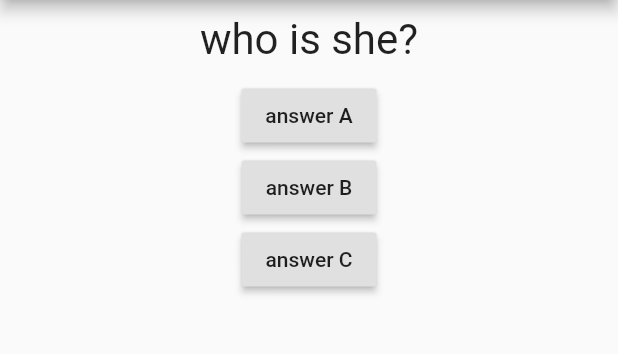
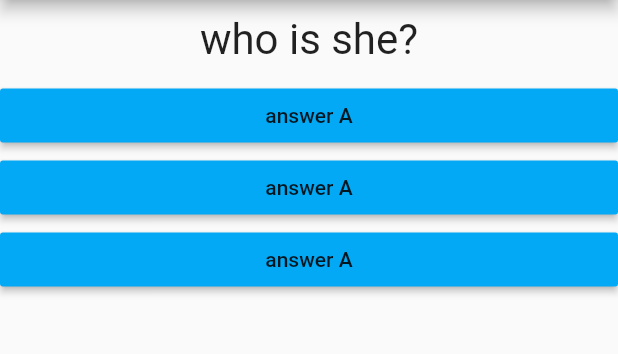
Before and after one commit to saykat07/knot, a Flutter app: the screen it shows after launch, on a phone screen of 412 x 824 dp, the part 84-438 px from its top. Run offline on Flutter 3.47's test engine with Material 2 defaults, Android fonts, the phone set to English and light mode, and no system bars.

Commit message:
button got colored

```diff
--- /dev/null
+++ b/lib/color.dart
@@ -0,0 +1,17 @@
+import 'package:flutter/material.dart';
+class Olive extends StatelessWidget {
+  final Function button;
+   Olive(this.button);
+  @override
+  Widget build(BuildContext context) {
+    return Container(
+      width: double.infinity,
+      child:RaisedButton(
+       //width: double.infinity,
+        color: Colors.lightBlue,
+        child: Text('answer A'),
+         onPressed: button
+      ),
+    );
+  }
+}
--- a/lib/main.dart
+++ b/lib/main.dart
@@ -1,5 +1,6 @@
 import 'package:flutter/material.dart';
 import './design.dart';
+import './color.dart';
 void main() {
   runApp(Knot(),);
 }
@@ -25,9 +26,9 @@ class KnotState extends State<Knot>{
       appBar: AppBar(title: Text('knot'),),
       body: Column(children: [
       Saykat(boishak[assel]),
-      RaisedButton(child: Text('answer A'), onPressed: anara),
-       RaisedButton(child: Text('answer B'), onPressed: anara),
-        RaisedButton(child: Text('answer C'), onPressed: anara),
+      Olive(anara),
+      Olive(anara),
+      Olive(anara),
       ],),
     ),);
 
```
Also changed, not shown: 1 other file.
